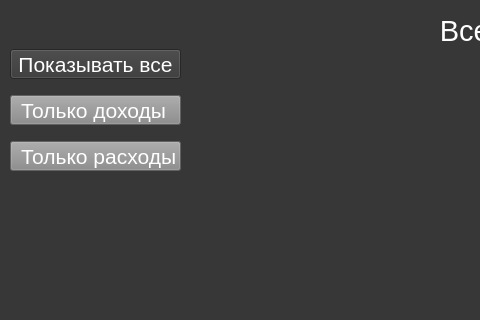
This is ui/main.ui in Protocs/OkayMoney as Qt 5 draws it before an edit; both pictures show x 0 to 480 and y 0 to 320 of the 1019 by 655 pixel window. The edited form follows.
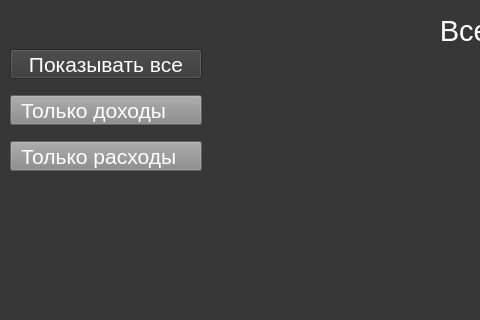
This is the edited form.

Commit message: Подвинул виджет круговой диаграммы, чтобы сама диаграмма была по центру

```diff
--- a/ui/main.ui
+++ b/ui/main.ui
@@ -27,10 +27,10 @@
    <widget class="QWidget" name="pie_place" native="true">
     <property name="geometry">
      <rect>
-      <x>260</x>
+      <x>200</x>
       <y>60</y>
-      <width>501</width>
-      <height>421</height>
+      <width>611</width>
+      <height>471</height>
      </rect>
     </property>
    </widget>
@@ -163,7 +163,7 @@
      <rect>
       <x>10</x>
       <y>40</y>
-      <width>171</width>
+      <width>192</width>
       <height>141</height>
      </rect>
     </property>
@@ -287,7 +287,7 @@
      <set>Qt::AlignCenter</set>
     </property>
    </widget>
-   <widget class="QWidget" name="">
+   <widget class="QWidget" name="layoutWidget">
     <property name="geometry">
      <rect>
       <x>10</x>
```
Left out of the diff: 2 changed lines with no effect on the pictures.
